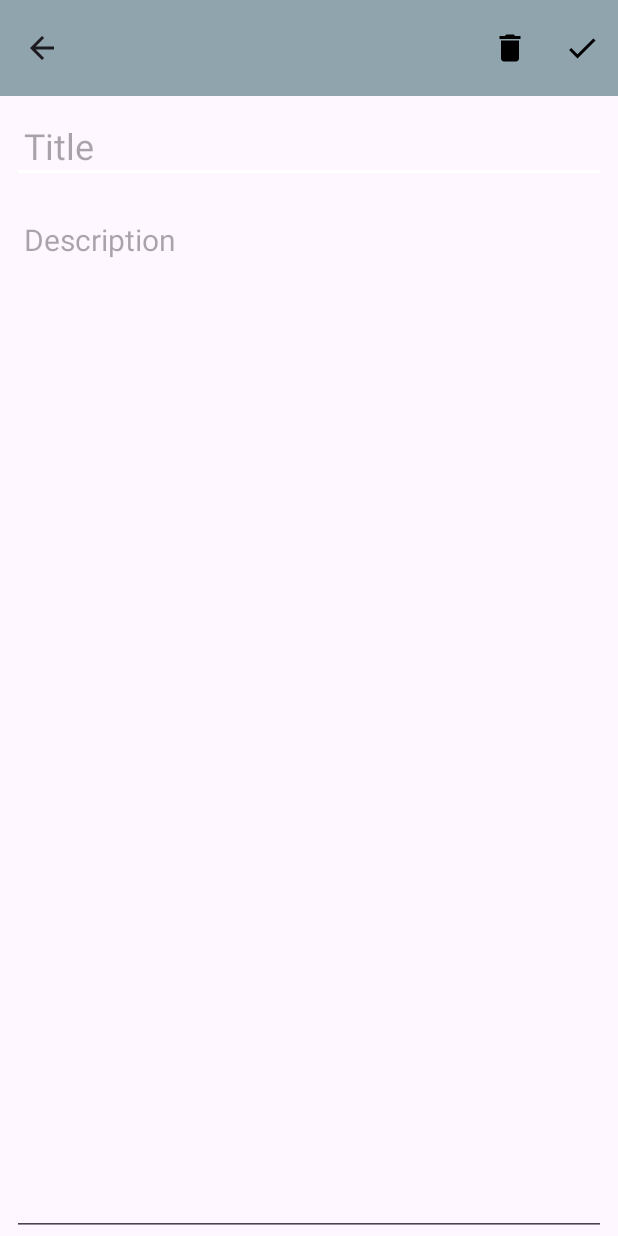
After one commit to dupontcam/Simple_Note, an Android app: the UpdateNote screen opened directly, with no data from a screen before it, on a phone screen of 412 x 824 dp. The commit adds this screen. Run offline under Robolectric (Android 15) with nearby library versions, the phone set to English and light mode, and no system bars.

Commit message:
Update, Delete Note

```diff
--- /dev/null
+++ b/app/src/main/java/br/com/cursoandroid/simplenote/UpdateNote.java
@@ -0,0 +1,152 @@
+package br.com.cursoandroid.simplenote;
+
+import android.content.Intent;
+import android.os.Bundle;
+import android.util.Log;
+import android.view.Menu;
+import android.view.MenuItem;
+import android.widget.EditText;
+import android.widget.Toast;
+
+import androidx.activity.EdgeToEdge;
+import androidx.annotation.NonNull;
+import androidx.appcompat.app.AlertDialog;
+import androidx.appcompat.app.AppCompatActivity;
+import androidx.appcompat.widget.Toolbar;
+import androidx.core.graphics.Insets;
+import androidx.core.view.ViewCompat;
+import androidx.core.view.WindowInsetsCompat;
+
+import java.util.Calendar;
+import java.util.Objects;
+
+import br.com.cursoandroid.simplenote.model.Note;
+import br.com.cursoandroid.simplenote.database.NoteDatabase;
+
+public class UpdateNote extends AppCompatActivity {
+
+    Toolbar toolbar;
+    EditText editTextTextUp, editTextTextMultiLineUp;
+    String todaysDate, currentTime;
+    Calendar c;
+
+    @Override
+    protected void onCreate(Bundle savedInstanceState) {
+        super.onCreate(savedInstanceState);
+        EdgeToEdge.enable(this);
+        setContentView(R.layout.activity_update_note);
+        ViewCompat.setOnApplyWindowInsetsListener(findViewById(R.id.main), (v, insets) -> {
+            Insets systemBars = insets.getInsets(WindowInsetsCompat.Type.systemBars());
+            v.setPadding(systemBars.left, systemBars.top, systemBars.right, systemBars.bottom);
+            return insets;
+        });
+
+        toolbar = findViewById(R.id.materialToolbar3);
+        setSupportActionBar(toolbar);
+        String title = getIntent().getStringExtra("noteTitle");
+        Objects.requireNonNull(getSupportActionBar()).setTitle(title);
+        getSupportActionBar().setDisplayHomeAsUpEnabled(true);
+
+
+        editTextTextUp = findViewById(R.id.editTextTextUp);
+        editTextTextMultiLineUp = findViewById(R.id.editTextTextMultiLineUp);
+
+        Intent intent = getIntent();
+        if (intent != null) {
+            Long noteId = intent.getLongExtra("noteId", -1L);
+            String noteTitle = intent.getStringExtra("noteTitle");
+            String noteDescription = intent.getStringExtra("noteDescription");
+
+            // Defina os valores nos campos
+            editTextTextUp.setText(noteTitle);
+            editTextTextMultiLineUp.setText(noteDescription);
+        }
+
+        //get current date and time
+        c = Calendar.getInstance();
+        todaysDate = c.get(Calendar.DAY_OF_MONTH) + "/" + (c.get(Calendar.MONTH) + 1) + "/" + c.get(Calendar.YEAR);
+        currentTime = pad(c.get(Calendar.HOUR_OF_DAY)) + ":" + pad(c.get(Calendar.MINUTE));
+
+        Log.d("date", todaysDate);
+        Log.d("time", currentTime);
+    }
+
+    private String pad(int i) {
+        if(i < 10)
+            return "0" + i;
+        return String.valueOf(i);
+    }
+
+    @Override
+    public boolean onCreateOptionsMenu(Menu menu) {
+        getMenuInflater().inflate(R.menu.menu_update_delete, menu);
+        return super.onCreateOptionsMenu(menu);
+    }
+
+    @Override
+    public boolean onOptionsItemSelected(@NonNull MenuItem item) {
+        NoteDatabase db = new NoteDatabase(this);
+
+        int itemId = item.getItemId();
+
+        if (itemId == R.id.edit) {
+            if (editTextTextUp.getText().toString().isEmpty()) {
+                editTextTextUp.setError("O título não pode estar vazio.");
+                return false;
+            }
+            if (editTextTextMultiLineUp.getText().toString().isEmpty()) {
+                editTextTextMultiLineUp.setError("A descrição não pode estar vazia.");
+                return false;
+            }
+            editTextTextUp.setEnabled(true);
+            editTextTextMultiLineUp.setEnabled(true);
+
+            new AlertDialog.Builder(this)
+                    .setTitle("Confirmação da atualização")
+                    .setMessage("Tem certeza de que deseja atualizar esta anotação?")
+                    .setPositiveButton("Sim", (dialog, which) -> {
+
+                        long noteId = getIntent().getLongExtra("noteId", -1L);
+
+                        Note note = new Note();
+                        note.setID(noteId);
+                        note.setTitle(editTextTextUp.getText().toString());
+                        note.setDescription(editTextTextMultiLineUp.getText().toString());
+                        note.setDate(todaysDate);
+                        note.setTime(currentTime);
+                        db.updateNote(note);
+                        goToMain();
+                        Toast.makeText(this, "Anotação atualizada", Toast.LENGTH_SHORT).show();
+                    })
+                    .setNegativeButton("Não", (dialog, which) -> {
+                        goToMain(); // Chamar goToMain() aqui
+                    }).show();
+
+        } else if (itemId == R.id.delete) {
+
+            new AlertDialog.Builder(this)
+                    .setTitle("Confirmação da Exclusão")
+                    .setMessage("Tem certeza de que deseja excluir esta anotação?")
+                    .setPositiveButton("Sim", (dialog, which) -> {
+
+                        long position = getIntent().getLongExtra("noteId", -1L);
+                        Note note = new Note();
+                        note.setID(position);
+                        db.deleteNote(position); // Certifique-se de ter a posição correta
+                        goToMain();
+                        Toast.makeText(this, "Anotação excluída", Toast.LENGTH_SHORT).show();
+                    })
+                    .setNegativeButton("Não", (dialog, which) -> {
+                        goToMain(); // Chamar goToMain() aqui
+                    }).show();
+
+        } else {
+            return super.onOptionsItemSelected(item);
+        }
+        return true; // Retorne true para indicar que o item foi processado
+    }
+
+    private void goToMain() {
+        startActivity(new Intent(this, MainActivity.class));
+    }
+}
--- /dev/null
+++ b/app/src/main/res/drawable/baseline_delete_24.xml
@@ -0,0 +1,5 @@
+<vector xmlns:android="http://schemas.android.com/apk/res/android" android:height="24dp" android:tint="#000000" android:viewportHeight="24" android:viewportWidth="24" android:width="24dp">
+
+    <path android:fillColor="@android:color/white" android:pathData="M6,19c0,1.1 0.9,2 2,2h8c1.1,0 2,-0.9 2,-2V7H6v12zM19,4h-3.5l-1,-1h-5l-1,1H5v2h14V4z"/>
+
+</vector>
--- /dev/null
+++ b/app/src/main/res/layout/activity_update_note.xml
@@ -0,0 +1,56 @@
+<?xml version="1.0" encoding="utf-8"?>
+<androidx.constraintlayout.widget.ConstraintLayout xmlns:android="http://schemas.android.com/apk/res/android"
+    xmlns:app="http://schemas.android.com/apk/res-auto"
+    xmlns:tools="http://schemas.android.com/tools"
+    android:id="@+id/main"
+    android:layout_width="match_parent"
+    android:layout_height="match_parent"
+    tools:context=".UpdateNote">
+
+    <com.google.android.material.appbar.MaterialToolbar
+        android:id="@+id/materialToolbar3"
+        android:layout_width="0dp"
+        android:layout_height="wrap_content"
+        android:background="?attr/colorPrimary"
+        android:minHeight="?attr/actionBarSize"
+        android:theme="?attr/actionBarTheme"
+        app:layout_constraintEnd_toEndOf="parent"
+        app:layout_constraintStart_toStartOf="parent"
+        app:layout_constraintTop_toTopOf="parent" />
+
+    <EditText
+        android:id="@+id/editTextTextUp"
+        android:layout_width="0dp"
+        android:layout_height="50dp"
+        android:layout_marginStart="8dp"
+        android:layout_marginTop="8dp"
+        android:layout_marginEnd="8dp"
+        android:ems="10"
+        android:hint="@string/Note_title"
+        android:inputType="text"
+        android:padding="8dp"
+        android:textAlignment="textStart"
+        android:textSize="24sp"
+        app:layout_constraintEnd_toEndOf="parent"
+        app:layout_constraintStart_toStartOf="parent"
+        app:layout_constraintTop_toBottomOf="@+id/materialToolbar3" />
+
+    <EditText
+        android:id="@+id/editTextTextMultiLineUp"
+        android:layout_width="0dp"
+        android:layout_height="0dp"
+        android:layout_marginStart="8dp"
+        android:layout_marginTop="16dp"
+        android:layout_marginEnd="8dp"
+        android:ems="10"
+        android:gravity="start|top"
+        android:hint="@string/Note_description"
+        android:inputType="textMultiLine"
+        android:padding="8dp"
+        android:textAlignment="textStart"
+        android:textSize="20sp"
+        app:layout_constraintBottom_toBottomOf="parent"
+        app:layout_constraintEnd_toEndOf="parent"
+        app:layout_constraintStart_toStartOf="parent"
+        app:layout_constraintTop_toBottomOf="@+id/editTextTextUp" />
+</androidx.constraintlayout.widget.ConstraintLayout>
--- /dev/null
+++ b/app/src/main/res/menu/menu_update_delete.xml
@@ -0,0 +1,17 @@
+<?xml version="1.0" encoding="utf-8"?>
+<menu
+    xmlns:app="http://schemas.android.com/apk/res-auto"
+    xmlns:android="http://schemas.android.com/apk/res/android">
+
+    <item
+        android:id="@+id/delete"
+        android:icon="@drawable/baseline_delete_24"
+        android:title="@string/Deletar"
+        app:showAsAction="ifRoom" />
+    <item
+        android:id="@+id/edit"
+        android:icon="@drawable/baseline_check_24"
+        android:title="@string/Salvar_edição"
+        app:showAsAction="ifRoom" />
+
+</menu>
--- a/app/src/main/res/values/strings.xml
+++ b/app/src/main/res/values/strings.xml
@@ -6,4 +6,10 @@
     <string name="Note_title">Title</string>
     <string name="Note_description">Description</string>
     <string name="Save_note">Save Note</string>
+    <string name="Deletar">Delete</string>
+    <string name="Salvar_edição">Update</string>
+    <string name="Sample_note_title">Sample Note Title</string>
+    <string name="Sample_note_description">Sample Note Description</string>
+    <string name="Date">01/08/2024</string>
+    <string name="Time">15:03</string>
 </resources>
```
Also changed, not shown: app/src/main/AndroidManifest.xml (+14 -0 lines), app/src/main/res/drawable/notes.png (added).
